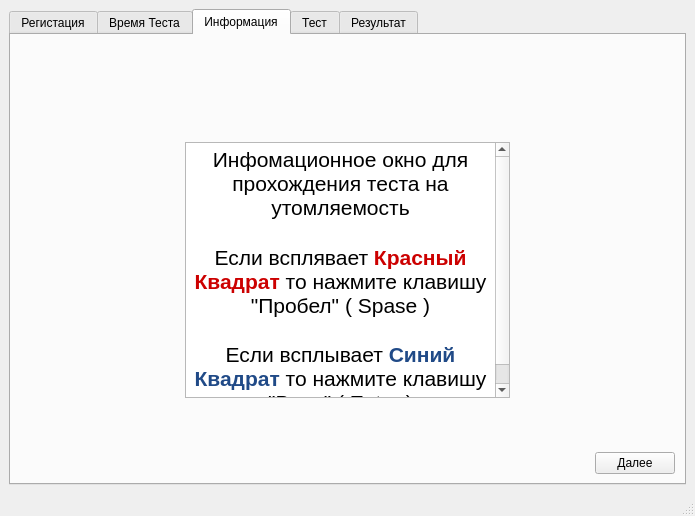
Qt form ui_mindfulness.ui (ifedyaev/ui_mindfulness_test) before a commit.
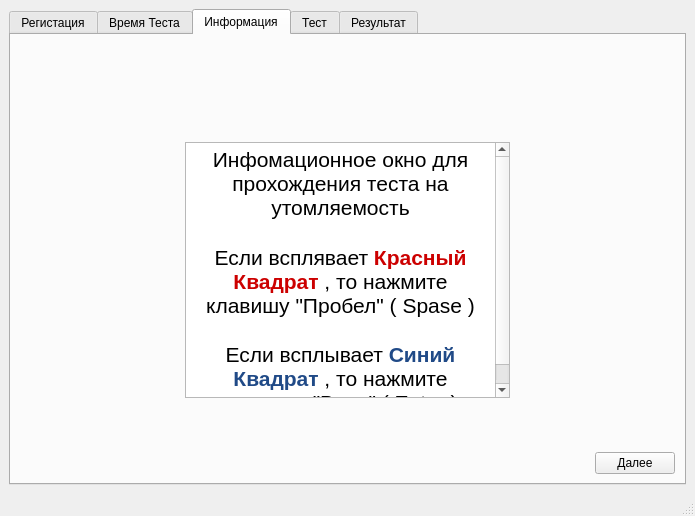
The same form after that commit. The open tabs and pages were chosen to show the change.

The edit to the form file:
```diff
--- a/ui_mindfulness.ui
+++ b/ui_mindfulness.ui
@@ -397,11 +397,11 @@
            <string>&lt;!DOCTYPE HTML PUBLIC &quot;-//W3C//DTD HTML 4.0//EN&quot; &quot;http://www.w3.org/TR/REC-html40/strict.dtd&quot;&gt;
 &lt;html&gt;&lt;head&gt;&lt;meta name=&quot;qrichtext&quot; content=&quot;1&quot; /&gt;&lt;style type=&quot;text/css&quot;&gt;
 p, li { white-space: pre-wrap; }
-&lt;/style&gt;&lt;/head&gt;&lt;body style=&quot; font-family:'Cantarell'; font-size:11pt; font-weight:400; font-style:normal;&quot;&gt;
+&lt;/style&gt;&lt;/head&gt;&lt;body style=&quot; font-family:'Ubuntu'; font-size:11pt; font-weight:400; font-style:normal;&quot;&gt;
 &lt;p align=&quot;center&quot; style=&quot; margin-top:0px; margin-bottom:0px; margin-left:0px; margin-right:0px; -qt-block-indent:0; text-indent:0px;&quot;&gt;&lt;span style=&quot; font-family:'Ubuntu'; font-size:16pt;&quot;&gt;Инфомационное окно для прохождения теста на утомляемость&lt;/span&gt;&lt;/p&gt;
 &lt;p align=&quot;center&quot; style=&quot;-qt-paragraph-type:empty; margin-top:0px; margin-bottom:0px; margin-left:0px; margin-right:0px; -qt-block-indent:0; text-indent:0px; font-family:'Ubuntu'; font-size:16pt;&quot;&gt;&lt;br /&gt;&lt;/p&gt;
-&lt;p align=&quot;center&quot; style=&quot; margin-top:0px; margin-bottom:0px; margin-left:0px; margin-right:0px; -qt-block-indent:0; text-indent:0px;&quot;&gt;&lt;span style=&quot; font-family:'Ubuntu'; font-size:16pt;&quot;&gt;Если всплявает &lt;/span&gt;&lt;span style=&quot; font-family:'Ubuntu'; font-size:16pt; font-weight:600; color:#cc0000;&quot;&gt;Красный Квадрат&lt;/span&gt;&lt;span style=&quot; font-family:'Ubuntu'; font-size:16pt;&quot;&gt; то нажмите клавишу &amp;quot;Пробел&amp;quot; ( Spase )&lt;/span&gt;&lt;/p&gt;
-&lt;p align=&quot;center&quot; style=&quot; margin-top:0px; margin-bottom:0px; margin-left:0px; margin-right:0px; -qt-block-indent:0; text-indent:0px;&quot;&gt;&lt;span style=&quot; font-family:'Ubuntu'; font-size:16pt;&quot;&gt;&lt;br /&gt;Если всплывает &lt;/span&gt;&lt;span style=&quot; font-family:'Ubuntu'; font-size:16pt; font-weight:600; color:#204a87;&quot;&gt;Синий Квадрат&lt;/span&gt;&lt;span style=&quot; font-family:'Ubuntu'; font-size:16pt;&quot;&gt; то нажмите клавишу &amp;quot;Ввод&amp;quot; ( Enter )&lt;/span&gt;&lt;/p&gt;&lt;/body&gt;&lt;/html&gt;</string>
+&lt;p align=&quot;center&quot; style=&quot; margin-top:0px; margin-bottom:0px; margin-left:0px; margin-right:0px; -qt-block-indent:0; text-indent:0px;&quot;&gt;&lt;span style=&quot; font-family:'Ubuntu'; font-size:16pt;&quot;&gt;Если всплявает &lt;/span&gt;&lt;span style=&quot; font-family:'Ubuntu'; font-size:16pt; font-weight:600; color:#cc0000;&quot;&gt;Красный Квадрат&lt;/span&gt;&lt;span style=&quot; font-family:'Ubuntu'; font-size:16pt;&quot;&gt; , то нажмите клавишу &amp;quot;Пробел&amp;quot; ( Spase )&lt;/span&gt;&lt;/p&gt;
+&lt;p align=&quot;center&quot; style=&quot; margin-top:0px; margin-bottom:0px; margin-left:0px; margin-right:0px; -qt-block-indent:0; text-indent:0px;&quot;&gt;&lt;span style=&quot; font-family:'Ubuntu'; font-size:16pt;&quot;&gt;&lt;br /&gt;Если всплывает &lt;/span&gt;&lt;span style=&quot; font-family:'Ubuntu'; font-size:16pt; font-weight:600; color:#204a87;&quot;&gt;Синий Квадрат&lt;/span&gt;&lt;span style=&quot; font-family:'Ubuntu'; font-size:16pt;&quot;&gt; , то нажмите клавишу &amp;quot;Ввод&amp;quot; ( Enter )&lt;/span&gt;&lt;/p&gt;&lt;/body&gt;&lt;/html&gt;</string>
           </property>
          </widget>
         </item>
```
Left out of the diff: 6 changed lines with no effect on the pictures.
